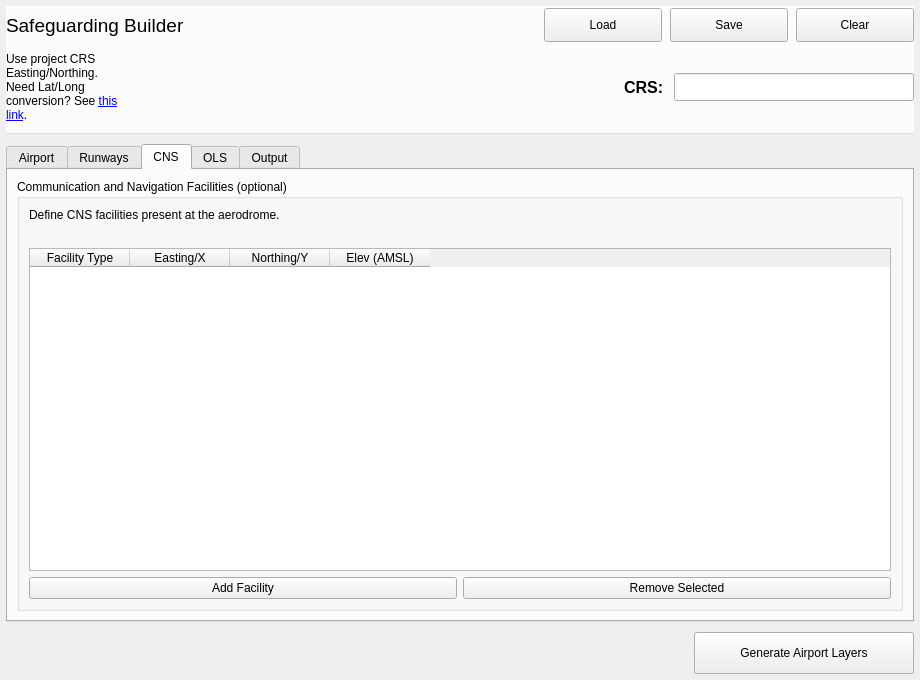
Old version of the form safeguarding_builder_dialog_base.ui in the repository camtodd1/prj-lucid.
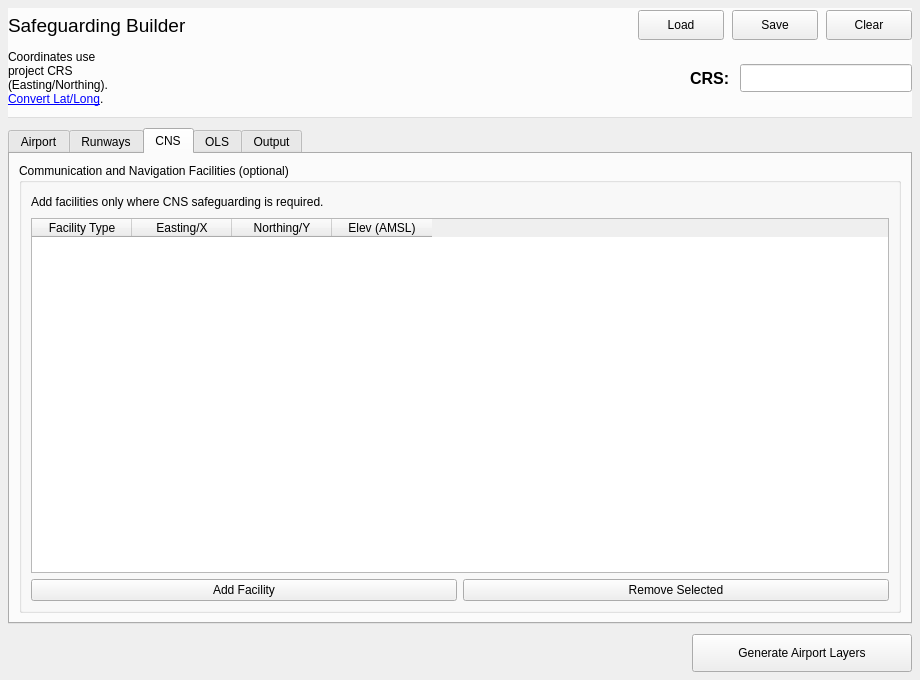
New version of the form. The open tabs and pages were chosen to show the change. Custom widgets are drawn as their Qt base class.

```diff
--- a/safeguarding_builder_dialog_base.ui
+++ b/safeguarding_builder_dialog_base.ui
@@ -21,16 +21,16 @@
   </property>
  <layout class="QVBoxLayout" name="verticalLayout">
    <property name="leftMargin">
-    <number>6</number>
+    <number>8</number>
    </property>
    <property name="topMargin">
-    <number>6</number>
+    <number>8</number>
    </property>
    <property name="rightMargin">
-    <number>6</number>
+    <number>8</number>
    </property>
    <property name="bottomMargin">
-    <number>6</number>
+    <number>8</number>
    </property>
    <property name="spacing">
     <number>10</number>
@@ -104,8 +104,8 @@
          <widget class="QPushButton" name="pushButton_load_data">
           <property name="minimumSize">
            <size>
-            <width>118</width>
-            <height>34</height>
+            <width>86</width>
+            <height>30</height>
            </size>
           </property>
           <property name="text">
@@ -117,8 +117,8 @@
          <widget class="QPushButton" name="pushButton_save_data">
           <property name="minimumSize">
            <size>
-            <width>118</width>
-            <height>34</height>
+            <width>86</width>
+            <height>30</height>
            </size>
           </property>
           <property name="text">
@@ -130,8 +130,8 @@
          <widget class="QPushButton" name="pushButton_clear_all">
           <property name="minimumSize">
            <size>
-            <width>118</width>
-            <height>34</height>
+            <width>86</width>
+            <height>30</height>
            </size>
           </property>
           <property name="text">
@@ -161,7 +161,7 @@
         <item>
          <widget class="QLabel" name="coord_info">
           <property name="text">
-           <string>Use project CRS Easting/Northing. Need Lat/Long conversion? See &lt;a href=&quot;https://geodesyapps.ga.gov.au/geographic-to-grid&quot;&gt;this link&lt;/a&gt;.</string>
+           <string>Coordinates use project CRS (Easting/Northing). &lt;a href=&quot;https://geodesyapps.ga.gov.au/geographic-to-grid&quot;&gt;Convert Lat/Long&lt;/a&gt;.</string>
           </property>
           <property name="wordWrap">
            <bool>true</bool>
@@ -199,13 +199,13 @@
          <widget class="QLineEdit" name="lineEdit_airport_crs">
           <property name="minimumSize">
            <size>
-            <width>240</width>
+            <width>172</width>
             <height>28</height>
            </size>
           </property>
           <property name="maximumSize">
            <size>
-            <width>240</width>
+            <width>172</width>
             <height>28</height>
            </size>
           </property>
@@ -341,7 +341,7 @@
            <item>
             <widget class="QLabel" name="label_arp_description">
              <property name="text">
-              <string>Primary reference location for airport-wide safeguarding surfaces.</string>
+              <string>Primary coordinates for airport-wide safeguarding surfaces.</string>
              </property>
             </widget>
            </item>
@@ -411,7 +411,7 @@
            <item>
             <widget class="QLabel" name="label_met_description">
              <property name="text">
-              <string>Optional. Leave blank if MET safeguarding surfaces are not required.</string>
+              <string>Leave blank when MET safeguarding is not required.</string>
              </property>
             </widget>
            </item>
@@ -502,7 +502,7 @@
          <item>
           <widget class="QPushButton" name="pushButton_add_runway">
            <property name="text">
-            <string>Add Another Runway</string>
+            <string>Add Runway</string>
            </property>
           </widget>
          </item>
@@ -540,12 +540,27 @@
          </property>
          <layout class="QVBoxLayout" name="verticalLayout_6">
           <item>
+           <layout class="QHBoxLayout" name="horizontalLayout_cnsIntro">
+            <item>
            <widget class="QLabel" name="label_CNS_description">
             <property name="text">
-             <string>Define CNS facilities present at the aerodrome.</string>
+               <string>Add facilities only where CNS safeguarding is required.</string>
             </property>
            </widget>
           </item>
+            <item>
+             <spacer name="horizontalSpacer_cnsIntro">
+              <property name="orientation">
+               <enum>Qt::Horizontal</enum>
+              </property>
+              <property name="sizeHint" stdset="0">
+               <size>
+                <width>40</width>
+                <height>20</height>
+               </size>
+              </property>
+             </spacer>
+            </item>
           <item>
            <widget class="QLabel" name="label_cns_status">
             <property name="text">
@@ -553,6 +568,8 @@
             </property>
            </widget>
           </item>
+           </layout>
+          </item>
           <item>
            <widget class="QTableWidget" name="table_cns_facility">
             <property name="alternatingRowColors">
@@ -623,7 +640,7 @@
        <item>
         <widget class="QGroupBox" name="groupBox_controllingOls">
          <property name="title">
-          <string>Controlling (most-limiting) Surface</string>
+          <string>Controlling OLS Surface</string>
          </property>
          <layout class="QVBoxLayout" name="verticalLayout_controllingOls">
           <item>
@@ -670,7 +687,7 @@
        <item>
         <widget class="QGroupBox" name="groupBox_outputOptions">
          <property name="title">
-          <string>Output Data Options</string>
+          <string>Output Destination</string>
          </property>
          <layout class="QVBoxLayout" name="verticalLayout_5">
           <item>
@@ -683,7 +700,7 @@
           <item>
            <widget class="QRadioButton" name="radioMemoryOutput">
             <property name="text">
-             <string>Output to Memory Layers (temporary)</string>
+             <string>Memory layers (temporary)</string>
             </property>
             <property name="checkable">
              <bool>true</bool>
@@ -696,7 +713,7 @@
           <item>
            <widget class="QRadioButton" name="radioFileOutput">
             <property name="text">
-             <string>Output to Permanent Files</string>
+             <string>Files (permanent)</string>
             </property>
            </widget>
           </item>
@@ -781,7 +798,7 @@
        <property name="minimumSize">
         <size>
          <width>220</width>
-         <height>42</height>
+         <height>38</height>
         </size>
        </property>
        <property name="text">
```
Lines whose indentation alone changed are shown as unchanged.
